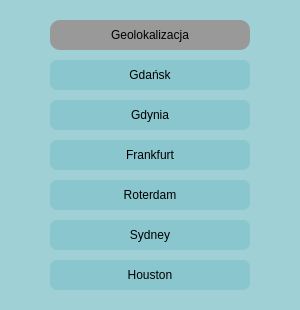
Old version of the form GUI/AdminGeo.ui in the repository GlowK/SafeHarbor.
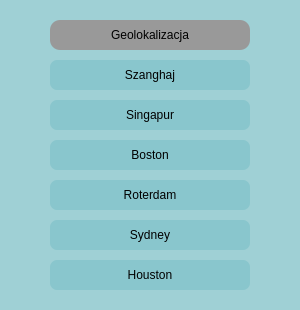
New version of the form. Icons and pictures are not drawn.

What changed in the file:
```diff
--- a/GUI/AdminGeo.ui
+++ b/GUI/AdminGeo.ui
@@ -82,7 +82,7 @@
     </rect>
    </property>
    <property name="text">
-    <string>Gdańsk</string>
+    <string>Szanghaj</string>
    </property>
   </widget>
   <widget class="QPushButton" name="pushButtonGdynia">
@@ -95,7 +95,7 @@
     </rect>
    </property>
    <property name="text">
-    <string>Gdynia</string>
+    <string>Singapur</string>
    </property>
   </widget>
   <widget class="QPushButton" name="pushButtonFrankfurt">
@@ -108,7 +108,7 @@
     </rect>
    </property>
    <property name="text">
-    <string>Frankfurt</string>
+    <string>Boston</string>
    </property>
   </widget>
   <widget class="QPushButton" name="pushButtonRoterdam">
```
Left out of the diff: 4 changed lines with no effect on the pictures.
